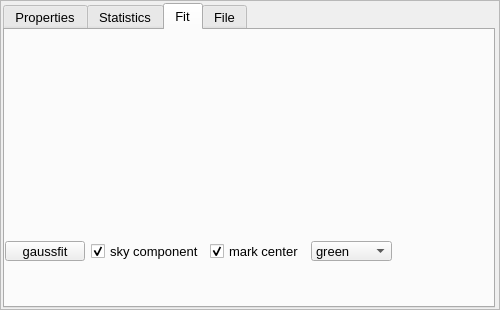
Above: code/display/region/QtRegionState.ui from radio-astro/casa before the change. Below: the same form after it.
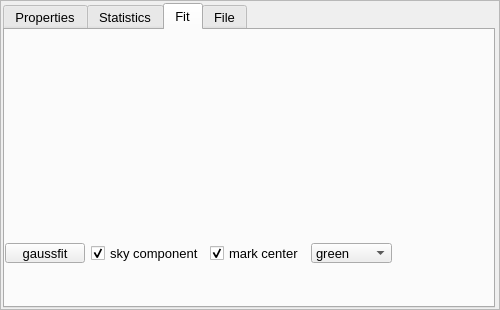
That is the form after the change. The open tabs and pages were chosen to show the change.

Commit message:
New Development: no             JIRA Issue: CAS-5732       Ready to Release: yes      Interface Changes: none What Interface Changed: none          Test Programs: none   Put in Release Notes: no
           Description: tweak region gaussian fitting panel a bit more...

```diff
--- a/code/display/region/QtRegionState.ui
+++ b/code/display/region/QtRegionState.ui
@@ -1408,6 +1408,9 @@
        <string>Fit</string>
       </attribute>
       <layout class="QVBoxLayout" name="verticalLayout_2">
+       <property name="spacing">
+        <number>-1</number>
+       </property>
        <property name="margin">
         <number>0</number>
        </property>
@@ -1428,7 +1431,7 @@
          <property name="maximumSize">
           <size>
            <width>16777215</width>
-           <height>205</height>
+           <height>207</height>
           </size>
          </property>
          <property name="currentIndex">
```
The commit also changes 2 other files.
